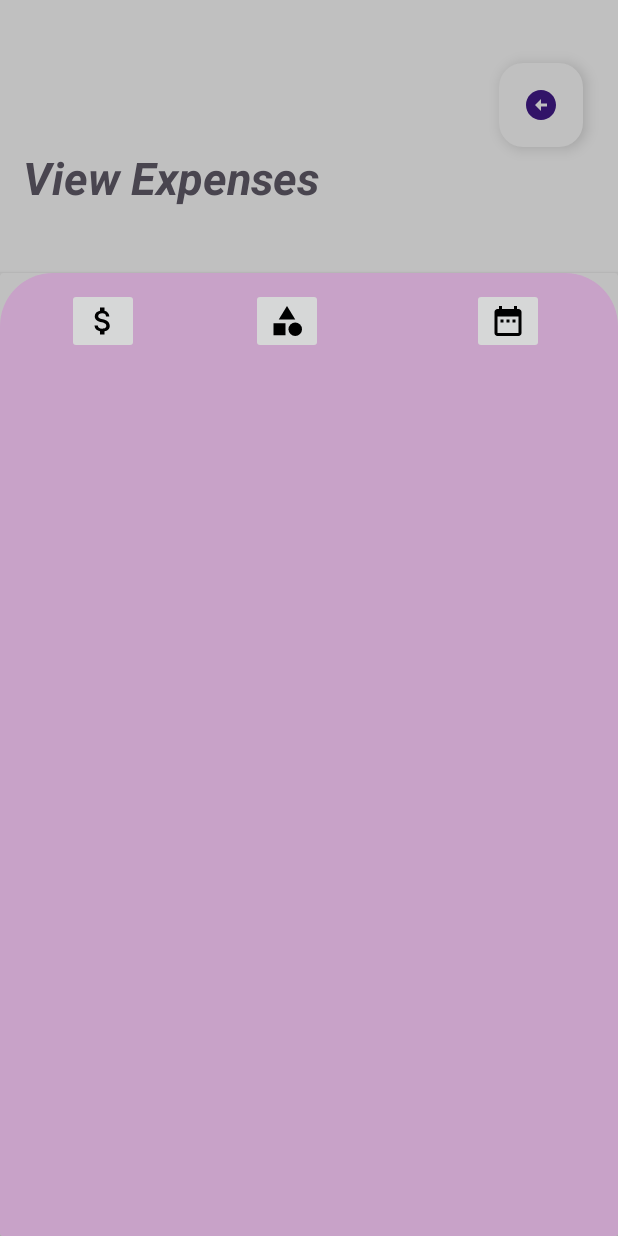
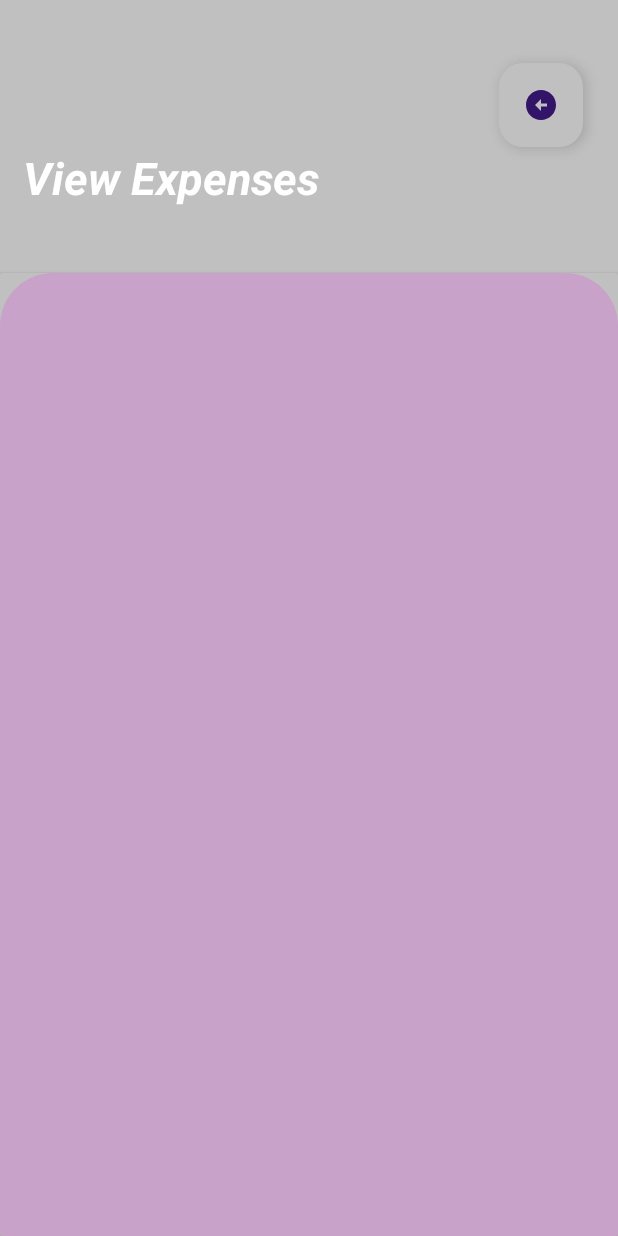
Before and after one commit to I-m-a-Dude/IS_Project, an Android app: the ViewExpenses screen opened directly, with no data from a screen before it, on a phone screen of 412 x 824 dp. Run offline under Robolectric (Android 15) with nearby library versions, the phone set to English and light mode, and no system bars; our stand-ins replace Firebase (no records; nobody signed in at launch, a user with empty details on screens opened directly).

Commit message:
17th time

```diff
--- a/app/src/main/AndroidManifest.xml
+++ b/app/src/main/AndroidManifest.xml
@@ -27,6 +27,7 @@
         <activity android:name=".screen.DelActivity" />
         <activity android:name=".screen.AddIncome" />
         <activity android:name=".screen.ViewExpenses" />
+        <activity android:name=".screen.CategoryDetailActivity" />
     </application>
 
 </manifest>
--- a/app/src/main/java/com/toto/proiect_is/data/LogInData.java
+++ /dev/null
@@ -1,4 +0,0 @@
-package com.toto.proiect_is.data;
-
-public class LogInData {
-}
--- a/app/src/main/java/com/toto/proiect_is/func/sort/category.java
+++ /dev/null
@@ -1,4 +0,0 @@
-package com.toto.proiect_is.func.sort;
-
-public class category {
-}
--- a/app/src/main/java/com/toto/proiect_is/func/sort/date.java
+++ /dev/null
@@ -1,4 +0,0 @@
-package com.toto.proiect_is.func.sort;
-
-public class date {
-}
--- a/app/src/main/java/com/toto/proiect_is/func/sort/money.java
+++ /dev/null
@@ -1,4 +0,0 @@
-package com.toto.proiect_is.func.sort;
-
-public class money {
-}
--- a/app/src/main/res/layout/activity_see_expense.xml
+++ b/app/src/main/res/layout/activity_see_expense.xml
@@ -24,45 +24,6 @@
                 android:layout_width="match_parent"
                 android:layout_height="match_parent"
                 android:background="@drawable/home_reg_stil_1">
-
-                <ImageButton
-                    android:id="@+id/imageButton"
-                    android:layout_width="wrap_content"
-                    android:layout_height="wrap_content"
-                    android:src="@drawable/baseline_attach_money_24"
-                    app:layout_constraintBottom_toBottomOf="parent"
-                    app:layout_constraintEnd_toEndOf="parent"
-                    app:layout_constraintHorizontal_bias="0.123"
-                    app:layout_constraintStart_toStartOf="parent"
-                    app:layout_constraintTop_toTopOf="parent"
-                    app:layout_constraintVertical_bias="0.017"
-                    tools:ignore="SpeakableTextPresentCheck,TouchTargetSizeCheck" />
-
-                <ImageButton
-                    android:id="@+id/imageButton2"
-                    android:layout_width="wrap_content"
-                    android:layout_height="wrap_content"
-                    android:src="@drawable/baseline_category_24"
-                    app:layout_constraintBottom_toBottomOf="parent"
-                    app:layout_constraintEnd_toEndOf="parent"
-                    app:layout_constraintHorizontal_bias="0.46"
-                    app:layout_constraintStart_toStartOf="parent"
-                    app:layout_constraintTop_toTopOf="parent"
-                    app:layout_constraintVertical_bias="0.017"
-                    tools:ignore="TouchTargetSizeCheck,SpeakableTextPresentCheck" />
-
-                <ImageButton
-                    android:id="@+id/imageButton3"
-                    android:layout_width="wrap_content"
-                    android:layout_height="wrap_content"
-                    android:src="@drawable/baseline_date_range_24"
-                    app:layout_constraintBottom_toBottomOf="parent"
-                    app:layout_constraintEnd_toEndOf="@+id/lista"
-                    app:layout_constraintHorizontal_bias="0.865"
-                    app:layout_constraintStart_toStartOf="parent"
-                    app:layout_constraintTop_toTopOf="parent"
-                    app:layout_constraintVertical_bias="0.017"
-                    tools:ignore="SpeakableTextPresentCheck,TouchTargetSizeCheck" />
 
                 <ListView
                     android:id="@+id/lista"
@@ -91,6 +52,7 @@
             android:layout_marginStart="15dp"
             android:layout_marginEnd="353dp"
             android:text="View Expenses"
+            android:textColor="#FFFFFFFF"
             android:textSize="30dp"
             android:textStyle="bold|italic"
             app:layout_constraintBottom_toBottomOf="parent"
--- a/build.gradle.kts
+++ b/build.gradle.kts
@@ -5,5 +5,5 @@ buildscript {
 }
 // Top-level build file where you can add configuration options common to all sub-projects/modules.
 plugins {
-    id("com.android.application") version "8.2.0" apply false
+    id("com.android.application") version "8.2.1" apply false
 }
```
Also changed, not shown: app/src/main/java/com/toto/proiect_is/data/RegisterData.java (deleted, +0 -33 lines), app/src/main/java/com/toto/proiect_is/screen/ViewExpenses.java (+13 -0 lines), app/src/main/res/layout/activity_category_detail.xml (added, +16 -0 lines), app/src/main/res/menu/sort_by.xml (added, +24 -0 lines).
